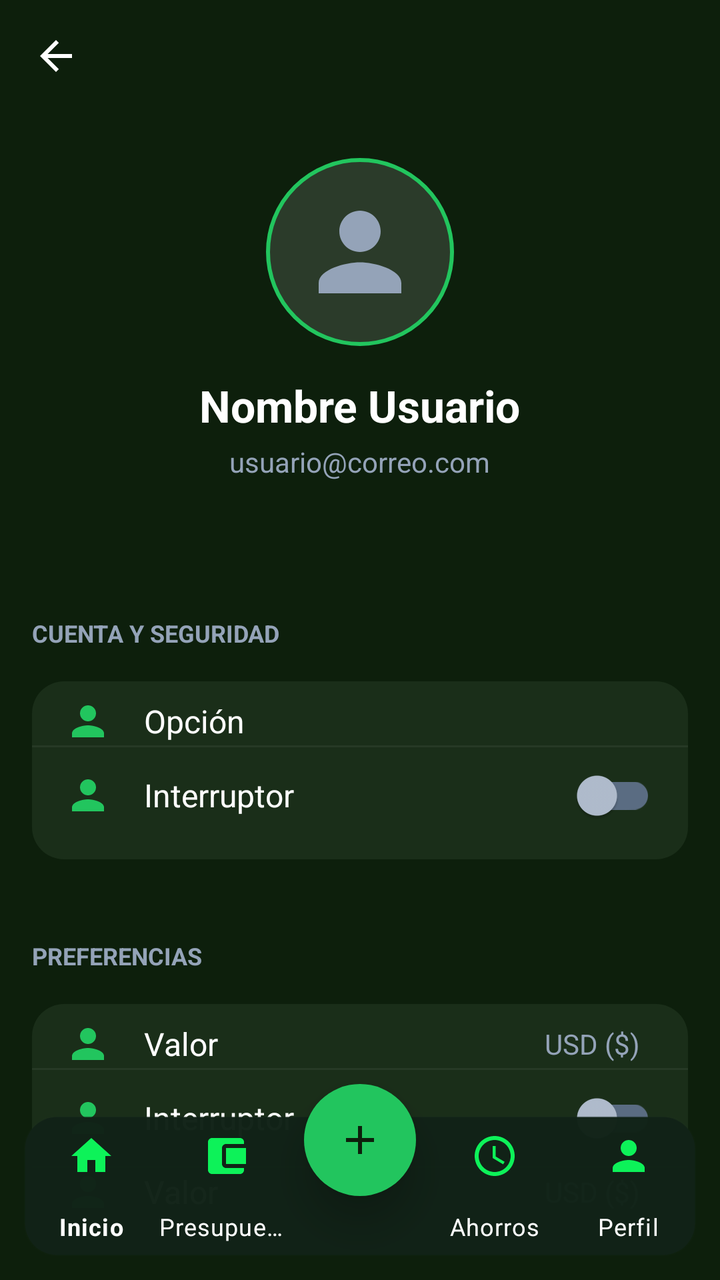
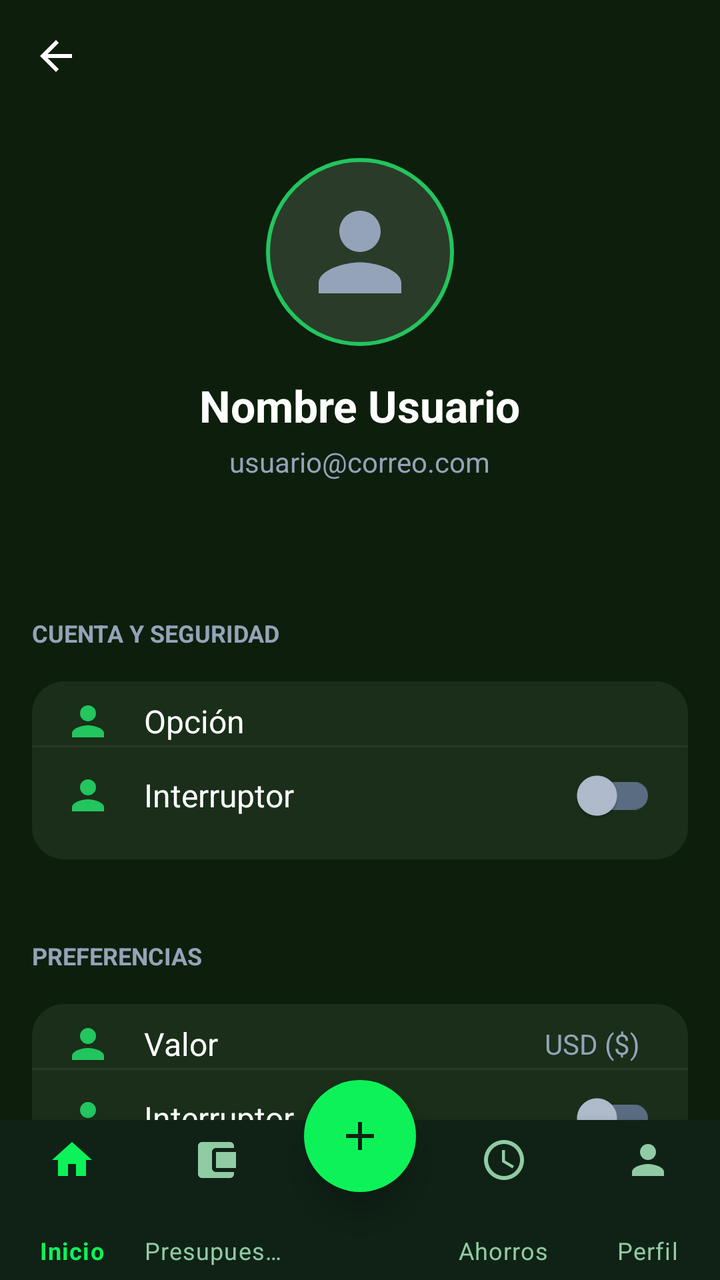

Two renders of the same Android screen: before a commit and after it. Below are the layout's source before the change and the commit's diff.
<!-- AndroidManifest.xml: activity theme Theme.MaterialComponents.DayNight.NoActionBar -->
<!-- res/layout/activity_perfil.xml -->
<?xml version="1.0" encoding="utf-8"?>
<androidx.coordinatorlayout.widget.CoordinatorLayout xmlns:android="http://schemas.android.com/apk/res/android"
    xmlns:app="http://schemas.android.com/apk/res-auto"
    xmlns:tools="http://schemas.android.com/tools"
    android:layout_width="match_parent"
    android:layout_height="match_parent"
    android:background="@color/bg_dark"
    tools:context=".PerfilActivity">

    <androidx.core.widget.NestedScrollView
        android:layout_width="match_parent"
        android:layout_height="match_parent"
        android:paddingBottom="100dp"
        android:clipToPadding="false">

        <LinearLayout
            android:layout_width="match_parent"
            android:layout_height="wrap_content"
            android:orientation="vertical">

            
            <RelativeLayout
                android:layout_width="match_parent"
                android:layout_height="?attr/actionBarSize"
                android:paddingHorizontal="16dp">

                <ImageView
                    android:id="@+id/btnBackPerfil"
                    android:layout_width="24dp"
                    android:layout_height="24dp"
                    android:layout_centerVertical="true"
                    android:src="@drawable/ic_arrow_back"
                    app:tint="@color/white" />
            </RelativeLayout>

            
            <LinearLayout
                android:layout_width="match_parent"
                android:layout_height="wrap_content"
                android:gravity="center_horizontal"
                android:orientation="vertical"
                android:padding="20dp">

                <FrameLayout
                    android:layout_width="wrap_content"
                    android:layout_height="wrap_content">

                    <com.google.android.material.imageview.ShapeableImageView
                        android:layout_width="100dp"
                        android:layout_height="100dp"
                        android:padding="4dp"
                        android:src="@drawable/ic_person"
                        app:contentPadding="15dp"
                        app:strokeColor="@color/green_accent"
                        app:strokeWidth="2dp"
                        app:shapeAppearanceOverlay="@style/CircleImage"
                        android:background="#20FFFFFF"
                        app:tint="@color/text_on_dark_muted" />
                </FrameLayout>

                <TextView
                    android:id="@+id/tvNombreUsuario"
                    android:layout_width="wrap_content"
                    android:layout_height="wrap_content"
                    android:layout_marginTop="12dp"
                    android:text="Nombre Usuario"
                    android:textColor="@color/white"
                    android:textSize="22sp"
                    android:textStyle="bold" />

                <TextView
                    android:id="@+id/tvEmailUsuario"
                    android:layout_width="wrap_content"
                    android:layout_height="wrap_content"
                    android:text="usuario@correo.com"
                    android:textColor="@color/text_on_dark_muted"
                    android:textSize="14sp"
                    android:layout_marginTop="4dp"
                    android:layout_marginBottom="16dp" />
            </LinearLayout>

            
            <LinearLayout
                android:layout_width="match_parent"
                android:layout_height="wrap_content"
                android:orientation="vertical"
                android:paddingHorizontal="16dp">

                
                <TextView
                    android:layout_width="match_parent"
                    android:layout_height="wrap_content"
                    android:layout_marginTop="32dp"
                    android:layout_marginBottom="16dp"
                    android:text="CUENTA Y SEGURIDAD"
                    android:textColor="@color/text_on_dark_muted"
                    android:textSize="12sp"
                    android:textStyle="bold" />

                <LinearLayout
                    android:layout_width="match_parent"
                    android:layout_height="wrap_content"
                    android:background="@drawable/bg_card_menu"
                    android:paddingVertical="8dp"
                    android:orientation="vertical">

                    <include 
                        layout="@layout/item_profile_option" 
                        android:id="@+id/rowChangePass"
                        android:layout_width="match_parent"
                        android:layout_height="wrap_content" />
                    <View android:layout_width="match_parent" android:layout_height="1dp" android:background="#0DFFFFFF" />
                    <include 
                        layout="@layout/item_profile_switch" 
                        android:id="@+id/rowFaceId"
                        android:layout_width="match_parent"
                        android:layout_height="wrap_content" />

                </LinearLayout>

                
                <TextView
                    android:layout_width="match_parent"
                    android:layout_height="wrap_content"
                    android:layout_marginTop="40dp"
                    android:layout_marginBottom="16dp"
                    android:text="PREFERENCIAS"
                    android:textColor="@color/text_on_dark_muted"
                    android:textSize="12sp"
                    android:textStyle="bold" />

                <LinearLayout
                    android:layout_width="match_parent"
                    android:layout_height="wrap_content"
                    android:background="@drawable/bg_card_menu"
                    android:paddingVertical="8dp"
                    android:orientation="vertical">

                    <include 
                        layout="@layout/item_profile_value" 
                        android:id="@+id/rowCurrency"
                        android:layout_width="match_parent"
                        android:layout_height="wrap_content" />
                    <View android:layout_width="match_parent" android:layout_height="1dp" android:background="#0DFFFFFF" />
                    <include 
                        layout="@layout/item_profile_switch" 
                        android:id="@+id/rowNotifications"
                        android:layout_width="match_parent"
                        android:layout_height="wrap_content" />
                    <View android:layout_width="match_parent" android:layout_height="1dp" android:background="#0DFFFFFF" />
                    <include 
                        layout="@layout/item_profile_value" 
                        android:id="@+id/rowLanguage"
                        android:layout_width="match_parent"
                        android:layout_height="wrap_content" />

                </LinearLayout>

                
                <TextView
                    android:layout_width="match_parent"
                    android:layout_height="wrap_content"
                    android:layout_marginTop="40dp"
                    android:layout_marginBottom="16dp"
                    android:text="AYUDA Y SOPORTE"
                    android:textColor="@color/text_on_dark_muted"
                    android:textSize="12sp"
                    android:textStyle="bold" />

                <LinearLayout
                    android:layout_width="match_parent"
                    android:layout_height="wrap_content"
                    android:background="@drawable/bg_card_menu"
                    android:paddingVertical="8dp"
                    android:orientation="vertical">

                    <include 
                        layout="@layout/item_profile_option" 
                        android:id="@+id/rowPrivacy"
                        android:layout_width="match_parent"
                        android:layout_height="wrap_content" />

                </LinearLayout>

                
                <com.google.android.material.button.MaterialButton
                    android:id="@+id/btnLogout"
                    android:layout_width="match_parent"
                    android:layout_height="64dp"
                    android:layout_marginTop="40dp"
                    android:layout_marginBottom="40dp"
                    android:backgroundTint="@color/bg_dark_card"
                    android:text="Cerrar Sesión"
                    android:textColor="@color/danger_red"
                    android:textStyle="bold"
                    app:cornerRadius="16dp"
                    app:icon="@android:drawable/ic_lock_power_off"
                    app:iconGravity="textStart"
                    app:iconTint="@color/danger_red"
                    app:strokeColor="#0DFFFFFF"
                    app:strokeWidth="1dp" />

                <TextView
                    android:layout_width="match_parent"
                    android:layout_height="wrap_content"
                    android:layout_marginTop="20dp"
                    android:gravity="center"
                    android:text="Versión 2.4.0 (Build 892)"
                    android:textColor="@color/text_on_dark_muted"
                    android:textSize="10sp" />

            </LinearLayout>
        </LinearLayout>
    </androidx.core.widget.NestedScrollView>

    
    <RelativeLayout
        android:layout_width="match_parent"
        android:layout_height="100dp"
        android:layout_gravity="bottom">

        <com.google.android.material.bottomnavigation.BottomNavigationView
            android:id="@+id/bottom_navigation_perfil"
            android:layout_width="match_parent"
            android:layout_height="70dp"
            android:layout_alignParentBottom="true"
            android:layout_margin="12dp"
            android:background="@drawable/bg_stitch_card"
            app:backgroundTint="#FA102216"
            app:itemIconTint="@color/stitch_primary"
            app:itemTextColor="@color/white"
            app:menu="@menu/bottom_nav_menu"
            app:labelVisibilityMode="labeled"
            app:elevation="8dp"/>

        <com.google.android.material.floatingactionbutton.FloatingActionButton
            android:id="@+id/fab_add_perfil"
            android:layout_width="wrap_content"
            android:layout_height="wrap_content"
            android:layout_centerHorizontal="true"
            android:layout_alignParentTop="true"
            android:layout_marginTop="2dp"
            android:src="@drawable/ic_add"
            app:backgroundTint="@color/green_accent"
            app:tint="@color/bg_dark"
            app:fabSize="normal"
            app:elevation="12dp"
            app:borderWidth="0dp"/>
    </RelativeLayout>

</androidx.coordinatorlayout.widget.CoordinatorLayout>
<!-- res/layout/item_profile_option.xml (included above) -->
<?xml version="1.0" encoding="utf-8"?>

<LinearLayout xmlns:android="http://schemas.android.com/apk/res/android"
    xmlns:app="http://schemas.android.com/apk/res-auto"
    android:layout_width="match_parent"
    android:layout_height="72dp"
    android:background="?attr/selectableItemBackground"
    android:clickable="true"
    android:focusable="true"
    android:gravity="center_vertical"
    android:orientation="horizontal"
    android:paddingHorizontal="16dp">

    <ImageView
        android:id="@+id/itemIcon"
        android:layout_width="24dp"
        android:layout_height="24dp"
        android:src="@drawable/ic_person"
        app:tint="@color/green_accent" />

    <TextView
        android:id="@+id/itemText"
        android:layout_width="0dp"
        android:layout_height="wrap_content"
        android:layout_marginStart="16dp"
        android:layout_weight="1"
        android:text="Opción"
        android:textColor="@color/white"
        android:textSize="16sp" />
</LinearLayout>
<!-- res/layout/item_profile_switch.xml (included above) -->
<?xml version="1.0" encoding="utf-8"?>

<LinearLayout xmlns:android="http://schemas.android.com/apk/res/android"
    xmlns:app="http://schemas.android.com/apk/res-auto"
    android:layout_width="match_parent"
    android:layout_height="72dp"
    android:gravity="center_vertical"
    android:orientation="horizontal"
    android:paddingHorizontal="16dp">

    <ImageView
        android:id="@+id/itemIcon"
        android:layout_width="24dp"
        android:layout_height="24dp"
        android:src="@drawable/ic_person"
        app:tint="@color/green_accent" />

    <TextView
        android:id="@+id/itemText"
        android:layout_width="0dp"
        android:layout_height="wrap_content"
        android:layout_marginStart="16dp"
        android:layout_weight="1"
        android:text="Interruptor"
        android:textColor="@color/white"
        android:textSize="16sp" />

    <com.google.android.material.switchmaterial.SwitchMaterial
        android:id="@+id/itemSwitch"
        android:layout_width="wrap_content"
        android:layout_height="wrap_content"
        app:thumbTint="@color/selector_switch_thumb"
        app:trackTint="@color/selector_switch_track" />
</LinearLayout>
<!-- res/layout/item_profile_value.xml (included above) -->
<?xml version="1.0" encoding="utf-8"?>

<LinearLayout xmlns:android="http://schemas.android.com/apk/res/android"
    xmlns:app="http://schemas.android.com/apk/res-auto"
    android:layout_width="match_parent"
    android:layout_height="72dp"
    android:background="?attr/selectableItemBackground"
    android:clickable="true"
    android:focusable="true"
    android:gravity="center_vertical"
    android:orientation="horizontal"
    android:paddingHorizontal="16dp">

    <ImageView
        android:id="@+id/itemIcon"
        android:layout_width="24dp"
        android:layout_height="24dp"
        android:src="@drawable/ic_person"
        app:tint="@color/green_accent" />

    <TextView
        android:id="@+id/itemText"
        android:layout_width="0dp"
        android:layout_height="wrap_content"
        android:layout_marginStart="16dp"
        android:layout_weight="1"
        android:text="Valor"
        android:textColor="@color/white"
        android:textSize="16sp" />

    <TextView
        android:id="@+id/itemValue"
        android:layout_width="wrap_content"
        android:layout_height="wrap_content"
        android:layout_marginEnd="8dp"
        android:text="USD ($)"
        android:textColor="@color/text_on_dark_muted"
        android:textSize="14sp" />
</LinearLayout>
<!-- resources referenced by this layout -->
<resources>
  <color name="bg_dark">#0D1F0C</color>
  <color name="bg_dark_card">#1A2E19</color>
  <color name="danger_red">#EF4444</color>
  <color name="green_accent">#22C55E</color>
  <color name="stitch_primary">#0df259</color>
  <color name="text_on_dark_muted">#94A3B8</color>
  <color name="white">#FFFFFFFF</color>
  <!-- drawable bg_card_menu (drawable) -->
  <?xml version="1.0" encoding="utf-8"?>
  <shape xmlns:android="http://schemas.android.com/apk/res/android">
      <solid android:color="@color/bg_dark_card" />
      <corners android:radius="16dp" />
  </shape>
  <!-- drawable bg_stitch_card (drawable) -->
  <?xml version="1.0" encoding="utf-8"?>
  <shape xmlns:android="http://schemas.android.com/apk/res/android">
      <solid android:color="#1A3A24" />
      <corners android:radius="16dp" />
      <stroke android:width="1dp" android:color="#1AFFFFFF" />
  </shape>
  <!-- drawable ic_add (drawable) -->
  <vector xmlns:android="http://schemas.android.com/apk/res/android" android:height="24dp" android:tint="#000000" android:viewportHeight="24" android:viewportWidth="24" android:width="24dp">
        
      <path android:fillColor="@android:color/white" android:pathData="M19,13h-6v6h-2v-6H5v-2h6V5h2v6h6v2z"/>
      
  </vector>
  <!-- drawable ic_arrow_back (drawable) -->
  <?xml version="1.0" encoding="utf-8"?>
  <vector xmlns:android="http://schemas.android.com/apk/res/android"
      android:width="24dp"
      android:height="24dp"
      android:viewportWidth="24"
      android:viewportHeight="24">
      <path
          android:fillColor="#FFFFFF"
          android:pathData="M20,11H7.83l5.59-5.59L12,4l-8,8 8,8 1.41-1.41L7.83,13H20v-2z"/>
  </vector>
  <!-- drawable ic_person (drawable) -->
  <?xml version="1.0" encoding="utf-8"?>
  <vector xmlns:android="http://schemas.android.com/apk/res/android"
      android:width="24dp"
      android:height="24dp"
      android:viewportWidth="24"
      android:viewportHeight="24">
      <path
          android:fillColor="@color/white"
          android:pathData="M12,12c2.21,0 4,-1.79 4,-4s-1.79,-4 -4,-4 -4,1.79 -4,4 1.79,4 4,4zM12,14c-2.67,0 -8,1.34 -8,4v2h16v-2c0,-2.66 -5.33,-4 -8,-4z"/>
  </vector>
  <style name="CircleImage">
          <item name="cornerSize">50%</item>
      </style>
</resources>

<!-- the commit's change to res/layout/activity_perfil.xml (unified diff, before → after) -->
@@ -213,40 +213,7 @@
         </LinearLayout>
     </androidx.core.widget.NestedScrollView>
 
-    
-    <RelativeLayout
-        android:layout_width="match_parent"
-        android:layout_height="100dp"
-        android:layout_gravity="bottom">
-
-        <com.google.android.material.bottomnavigation.BottomNavigationView
-            android:id="@+id/bottom_navigation_perfil"
-            android:layout_width="match_parent"
-            android:layout_height="70dp"
-            android:layout_alignParentBottom="true"
-            android:layout_margin="12dp"
-            android:background="@drawable/bg_stitch_card"
-            app:backgroundTint="#FA102216"
-            app:itemIconTint="@color/stitch_primary"
-            app:itemTextColor="@color/white"
-            app:menu="@menu/bottom_nav_menu"
-            app:labelVisibilityMode="labeled"
-            app:elevation="8dp"/>
-
-        <com.google.android.material.floatingactionbutton.FloatingActionButton
-            android:id="@+id/fab_add_perfil"
-            android:layout_width="wrap_content"
-            android:layout_height="wrap_content"
-            android:layout_centerHorizontal="true"
-            android:layout_alignParentTop="true"
-            android:layout_marginTop="2dp"
-            android:src="@drawable/ic_add"
-            app:backgroundTint="@color/green_accent"
-            app:tint="@color/bg_dark"
-            app:fabSize="normal"
-            app:elevation="12dp"
-            app:borderWidth="0dp"/>
-    </RelativeLayout>
+    <include layout="@layout/layout_bottom_navigation"/>
 
 </androidx.coordinatorlayout.widget.CoordinatorLayout>
 <!-- res/layout/item_profile_option.xml (included above) -->
@@ -355,3 +322,42 @@
         android:textColor="@color/text_on_dark_muted"
         android:textSize="14sp" />
 </LinearLayout>
+<!-- res/layout/layout_bottom_navigation.xml (included above) -->
+<?xml version="1.0" encoding="utf-8"?>
+
+<RelativeLayout xmlns:android="http://schemas.android.com/apk/res/android"
+    xmlns:app="http://schemas.android.com/apk/res-auto"
+    android:layout_width="match_parent"
+    android:layout_height="100dp"
+    android:layout_gravity="bottom">
+
+    <com.google.android.material.bottomnavigation.BottomNavigationView
+        android:id="@+id/bottom_navigation"
+        android:layout_width="match_parent"
+        android:layout_height="80dp"
+        android:layout_alignParentBottom="true"
+        android:background="@color/stitch_background"
+        app:itemIconTint="@color/nav_item_selector"
+        app:itemTextColor="@color/nav_item_selector"
+        app:itemRippleColor="@android:color/transparent"
+        app:itemActiveIndicatorStyle="@null"
+        app:menu="@menu/bottom_nav_menu"
+        app:labelVisibilityMode="labeled"
+        app:elevation="8dp"/>
+
+    <com.google.android.material.floatingactionbutton.FloatingActionButton
+        android:id="@+id/fab_add"
+        android:layout_width="wrap_content"
+        android:layout_height="wrap_content"
+        android:layout_centerHorizontal="true"
+        android:layout_alignParentTop="true"
+        android:layout_marginTop="0dp"
+        android:src="@drawable/ic_add"
+        app:backgroundTint="@color/stitch_primary"
+        app:tint="@color/stitch_background"
+        app:shapeAppearanceOverlay="@style/CircleImage"
+        app:fabSize="normal"
+        app:elevation="12dp"
+        app:borderWidth="0dp"/>
+
+</RelativeLayout>
<!-- resource entries referenced after the edit -->
@@ -4,6 +4,7 @@
   <color name="bg_dark_card">#1A2E19</color>
   <color name="danger_red">#EF4444</color>
   <color name="green_accent">#22C55E</color>
+  <color name="stitch_background">#102216</color>
   <color name="stitch_primary">#0df259</color>
   <color name="text_on_dark_muted">#94A3B8</color>
   <color name="white">#FFFFFFFF</color>
@@ -12,13 +13,6 @@
   <shape xmlns:android="http://schemas.android.com/apk/res/android">
       <solid android:color="@color/bg_dark_card" />
       <corners android:radius="16dp" />
-  </shape>
-  <!-- drawable bg_stitch_card (drawable) -->
-  <?xml version="1.0" encoding="utf-8"?>
-  <shape xmlns:android="http://schemas.android.com/apk/res/android">
-      <solid android:color="#1A3A24" />
-      <corners android:radius="16dp" />
-      <stroke android:width="1dp" android:color="#1AFFFFFF" />
   </shape>
   <!-- drawable ic_add (drawable) -->
   <vector xmlns:android="http://schemas.android.com/apk/res/android" android:height="24dp" android:tint="#000000" android:viewportHeight="24" android:viewportWidth="24" android:width="24dp">
